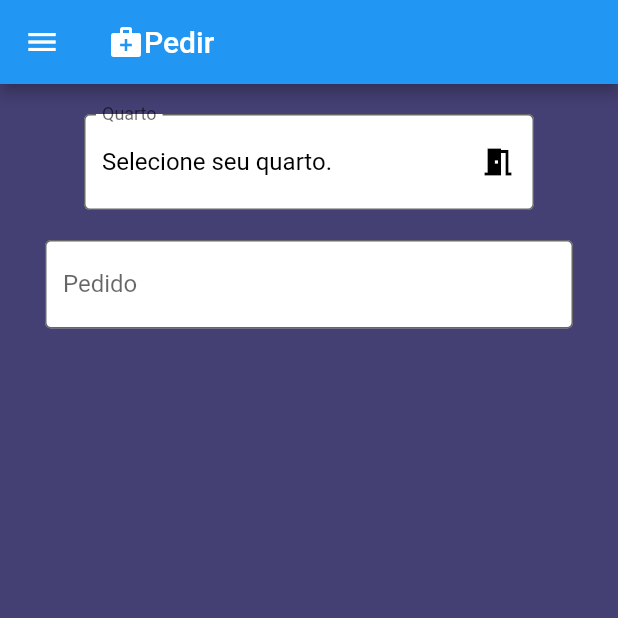
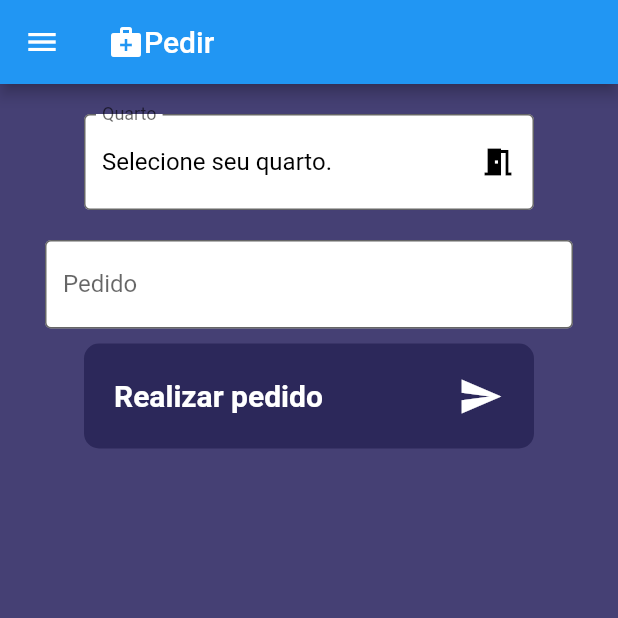
Before and after one commit to Cesarquatro/iHospital_HandsOn_Fit2023, a Flutter app: the pedir screen opened by its route, on a phone screen of 412 x 824 dp, the top half of it. Run offline on Flutter 3.47's test engine with Material 2 defaults, Android fonts, the phone set to English and light mode, and no system bars.

Commit message:
Adicionei a dependencia MySql1

```diff
--- a/Apps/ihospital/lib/pedir.dart
+++ b/Apps/ihospital/lib/pedir.dart
@@ -96,6 +96,39 @@ class pedir extends StatelessWidget {
               ),
             ),
             Padding(padding: EdgeInsets.all(5)),
+            GestureDetector(
+              onTap: () {
+                print("Botão fazer pedido");
+              },
+              child: Container(
+                height: 70,
+                width: 300,
+                decoration: BoxDecoration(
+                  color: Color.fromARGB(225, 41, 37, 86),
+                  borderRadius: BorderRadius.circular(10),
+                ),
+                child: Row(
+                  mainAxisAlignment: MainAxisAlignment.start,
+                  children: [
+                    Padding(padding: EdgeInsets.all(10)),
+                    Text(
+                      "Realizar pedido",
+                      style: TextStyle(
+                        fontSize: 20,
+                        fontWeight: FontWeight.bold,
+                        color: Colors.white,
+                      ),
+                    ),
+                    Padding(padding: EdgeInsets.all(45)),
+                    Icon(
+                      Icons.send,
+                      size: 30,
+                      color: Colors.white,
+                    ),
+                  ],
+                ),
+              ),
+            ),
           ],
         ),
       ),
--- a/Apps/ihospital/pubspec.yaml
+++ b/Apps/ihospital/pubspec.yaml
@@ -31,6 +31,7 @@ environment:
 dependencies:
   flutter:
     sdk: flutter
+  mysql1: ^0.20.0
 
 
   # The following adds the Cupertino Icons font to your application.
```
Also changed, not shown: Apps/ihospital/pubspec.lock.
